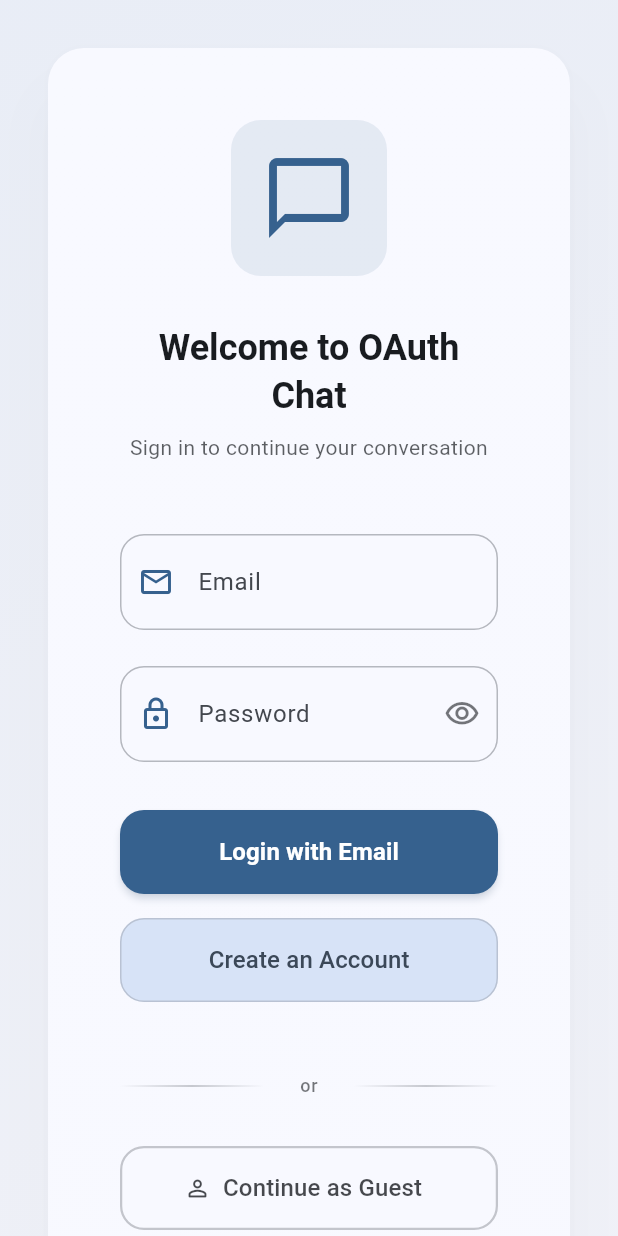
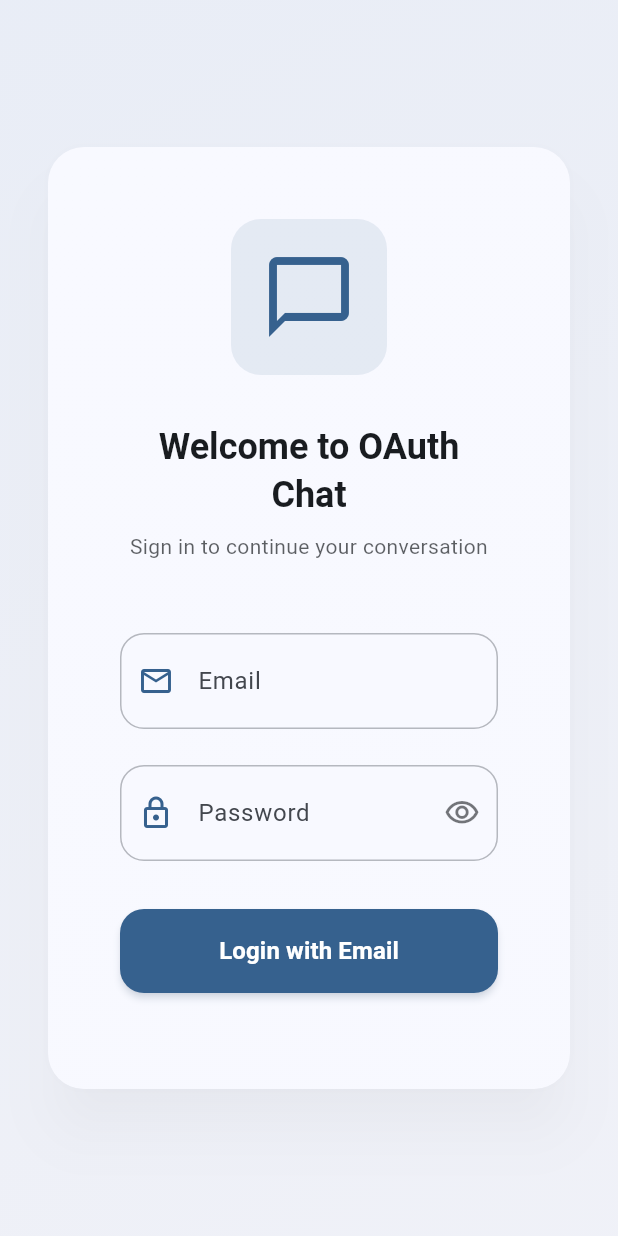
Before and after one commit to Iyass86/syai-staging, a Flutter app: the screen it shows after launch, on a phone screen of 412 x 824 dp. Run offline on Flutter 3.47's test engine with Material 3 defaults, Android fonts, the phone set to English and light mode, and no system bars; our stand-ins replace data_table_2, dio, fl_chart, flutter_dotenv, get, get_storage and 3 more; missing offline and left inert: excel, flutter_web_auth_2, positioned_scroll_observer, universal_html; accounts and stored records are empty; statements that could not run were skipped.

```diff
--- a/lib/app/controllers/snap_controllers/snap_auth_controller.dart
+++ b/lib/app/controllers/snap_controllers/snap_auth_controller.dart
@@ -13,10 +13,10 @@ import 'package:flutter_oauth_chat/app/utils/constants.dart';
 class SnapAuthController extends GetxController {
   static SnapAuthController get to => Get.find();
 
-  static const String _defaultRedirectUri =
-      'https://syai-staging.onrender.com/snap_callback.html';
-  static const String _defaultClientId = 'a29cb8b0-bec3-4137-95cc-9a51707d764a';
-  static const String _defaultClientSecret = '5762ac2e4a3637b968fd';
+  // static const String _defaultRedirectUri =
+  //     'https://syai-staging.onrender.com/snap_callback.html';
+  // static const String _defaultClientId = 'a29cb8b0-bec3-4137-95cc-9a51707d764a';
+  // static const String _defaultClientSecret = '5762ac2e4a3637b968fd';
   static const String _defaultGrantType = 'authorization_code';
 
   final TextEditingController clientIdController = TextEditingController();
@@ -52,9 +52,9 @@ class SnapAuthController extends GetxController {
   }
 
   void _initializeFormWithDefaults() {
-    redirectUriController.text = _defaultRedirectUri;
-    clientIdController.text = _defaultClientId;
-    clientSecretController.text = _defaultClientSecret;
+    // redirectUriController.text = _defaultRedirectUri;
+    // clientIdController.text = _defaultClientId;
+    // clientSecretController.text = _defaultClientSecret;
   }
 
   void _loadStoredAdsManager() {
--- a/lib/app/ui/pages/login_page.dart
+++ b/lib/app/ui/pages/login_page.dart
@@ -246,158 +246,158 @@ class LoginPage extends GetView<LoginController> {
             );
           }),
           const SizedBox(height: 16),
-          // Secondary Create Account Button
-          Container(
-            width: double.infinity,
-            height: 56,
-            child: ElevatedButton(
-              onPressed: () => Get.toNamed(AppRoutes.register),
-              style: ElevatedButton.styleFrom(
-                backgroundColor: colorScheme.secondaryContainer,
-                foregroundColor: colorScheme.onSecondaryContainer,
-                elevation: 0,
-                shape: RoundedRectangleBorder(
-                  borderRadius: BorderRadius.circular(16),
-                  side: BorderSide(
-                    color: colorScheme.outline.withOpacity(0.3),
-                    width: 1,
-                  ),
-                ),
-              ),
-              child: Text(
-                'create_account'.tr,
-                style: const TextStyle(
-                  fontSize: 16,
-                  fontWeight: FontWeight.w500,
-                ),
-              ),
-            ),
-          ),
-          const SizedBox(height: 40),
-          // Elegant Divider
-          Container(
-            margin: const EdgeInsets.symmetric(vertical: 8),
-            child: Row(
-              children: [
-                Expanded(
-                  child: Container(
-                    height: 1,
-                    decoration: BoxDecoration(
-                      gradient: LinearGradient(
-                        colors: [
-                          colorScheme.outline.withOpacity(0.0),
-                          colorScheme.outline.withOpacity(0.5),
-                          colorScheme.outline.withOpacity(0.0),
-                        ],
-                      ),
-                    ),
-                  ),
-                ),
-                Padding(
-                  padding: const EdgeInsets.symmetric(horizontal: 24),
-                  child: Text(
-                    'or'.tr,
-                    style: Theme.of(context).textTheme.bodySmall?.copyWith(
-                          color: colorScheme.onSurface.withOpacity(0.6),
-                          fontWeight: FontWeight.w500,
-                          letterSpacing: 0.5,
-                        ),
-                  ),
-                ),
-                Expanded(
-                  child: Container(
-                    height: 1,
-                    decoration: BoxDecoration(
-                      gradient: LinearGradient(
-                        colors: [
-                          colorScheme.outline.withOpacity(0.0),
-                          colorScheme.outline.withOpacity(0.5),
-                          colorScheme.outline.withOpacity(0.0),
-                        ],
-                      ),
-                    ),
-                  ),
-                ),
-              ],
-            ),
-          ),
-          const SizedBox(height: 24),
-          // Guest Login Button
-          Obx(() {
-            final authController = Get.find<AuthController>();
-            return Container(
-              width: double.infinity,
-              height: 56,
-              child: OutlinedButton.icon(
-                onPressed: authController.isLoading.value
-                    ? null
-                    : controller.loginAsGuest,
-                icon: authController.isLoading.value
-                    ? SizedBox(
-                        height: 20,
-                        width: 20,
-                        child: CircularProgressIndicator(
-                          strokeWidth: 2,
-                          color: colorScheme.onSurface.withOpacity(0.6),
-                        ),
-                      )
-                    : Icon(
-                        Icons.person_outline_rounded,
-                        color: colorScheme.onSurface.withOpacity(0.8),
-                      ),
-                label: Text(
-                  'continue_as_guest'.tr,
-                  style: TextStyle(
-                    fontSize: 16,
-                    fontWeight: FontWeight.w500,
-                    color: colorScheme.onSurface.withOpacity(0.8),
-                  ),
-                ),
-                style: OutlinedButton.styleFrom(
-                  side: BorderSide(
-                    color: colorScheme.outline.withOpacity(0.4),
-                    width: 1.5,
-                  ),
-                  shape: RoundedRectangleBorder(
-                    borderRadius: BorderRadius.circular(16),
-                  ),
-                  backgroundColor: colorScheme.surface.withOpacity(0.5),
-                ),
-              ),
-            );
-          }),
-          const SizedBox(height: 24),
-          // Guest Mode Notice
-          Container(
-            padding: const EdgeInsets.all(16),
-            decoration: BoxDecoration(
-              color: colorScheme.surfaceContainerHighest.withOpacity(0.3),
-              borderRadius: BorderRadius.circular(12),
-              border: Border.all(
-                color: colorScheme.outline.withOpacity(0.2),
-              ),
-            ),
-            child: Row(
-              children: [
-                Icon(
-                  Icons.info_outline_rounded,
-                  size: 20,
-                  color: colorScheme.onSurface.withOpacity(0.6),
-                ),
-                const SizedBox(width: 12),
-                Expanded(
-                  child: Text(
-                    'guest_mode_notice'.tr,
-                    style: Theme.of(context).textTheme.bodySmall?.copyWith(
-                          color: colorScheme.onSurface.withOpacity(0.7),
-                          fontSize: 12,
-                          height: 1.4,
-                        ),
-                  ),
-                ),
-              ],
-            ),
-          ),
+          // // Secondary Create Account Button
+          // Container(
+          //   width: double.infinity,
+          //   height: 56,
+          //   child: ElevatedButton(
+          //     onPressed: () => Get.toNamed(AppRoutes.register),
+          //     style: ElevatedButton.styleFrom(
+          //       backgroundColor: colorScheme.secondaryContainer,
+          //       foregroundColor: colorScheme.onSecondaryContainer,
+          //       elevation: 0,
+          //       shape: RoundedRectangleBorder(
+          //         borderRadius: BorderRadius.circular(16),
+          //         side: BorderSide(
+          //           color: colorScheme.outline.withOpacity(0.3),
+          //           width: 1,
+          //         ),
+          //       ),
+          //     ),
+          //     child: Text(
+          //       'create_account'.tr,
+          //       style: const TextStyle(
+          //         fontSize: 16,
+          //         fontWeight: FontWeight.w500,
+          //       ),
+          //     ),
+          //   ),
+          // ),
+          // const SizedBox(height: 40),
+          // // Elegant Divider
+          // Container(
+          //   margin: const EdgeInsets.symmetric(vertical: 8),
+          //   child: Row(
+          //     children: [
+          //       Expanded(
+          //         child: Container(
+          //           height: 1,
+          //           decoration: BoxDecoration(
+          //             gradient: LinearGradient(
+          //               colors: [
+          //                 colorScheme.outline.withOpacity(0.0),
+          //                 colorScheme.outline.withOpacity(0.5),
+          //                 colorScheme.outline.withOpacity(0.0),
+          //               ],
+          //             ),
+          //           ),
+          //         ),
+          //       ),
+          //       Padding(
+          //         padding: const EdgeInsets.symmetric(horizontal: 24),
+          //         child: Text(
+          //           'or'.tr,
+          //           style: Theme.of(context).textTheme.bodySmall?.copyWith(
+          //                 color: colorScheme.onSurface.withOpacity(0.6),
+          //                 fontWeight: FontWeight.w500,
+          //                 letterSpacing: 0.5,
+          //               ),
+          //         ),
+          //       ),
+          //       Expanded(
+          //         child: Container(
+          //           height: 1,
+          //           decoration: BoxDecoration(
+          //             gradient: LinearGradient(
+          //               colors: [
+          //                 colorScheme.outline.withOpacity(0.0),
+          //                 colorScheme.outline.withOpacity(0.5),
+          //                 colorScheme.outline.withOpacity(0.0),
+          //               ],
+          //             ),
+          //           ),
+          //         ),
+          //       ),
+          //     ],
+          //   ),
+          // ),
+          // const SizedBox(height: 24),
+          // // Guest Login Button
+          // Obx(() {
+          //   final authController = Get.find<AuthController>();
+          //   return Container(
+          //     width: double.infinity,
+          //     height: 56,
+          //     child: OutlinedButton.icon(
+          //       onPressed: authController.isLoading.value
+          //           ? null
+          //           : controller.loginAsGuest,
+          //       icon: authController.isLoading.value
+          //           ? SizedBox(
+          //               height: 20,
+          //               width: 20,
+          //               child: CircularProgressIndicator(
+          //                 strokeWidth: 2,
+          //                 color: colorScheme.onSurface.withOpacity(0.6),
+          //               ),
+          //             )
+          //           : Icon(
+          //               Icons.person_outline_rounded,
+          //               color: colorScheme.onSurface.withOpacity(0.8),
+          //             ),
+          //       label: Text(
+          //         'continue_as_guest'.tr,
+          //         style: TextStyle(
+          //           fontSize: 16,
+          //           fontWeight: FontWeight.w500,
+          //           color: colorScheme.onSurface.withOpacity(0.8),
+          //         ),
+          //       ),
+          //       style: OutlinedButton.styleFrom(
+          //         side: BorderSide(
+          //           color: colorScheme.outline.withOpacity(0.4),
+          //           width: 1.5,
+          //         ),
+          //         shape: RoundedRectangleBorder(
+          //           borderRadius: BorderRadius.circular(16),
+          //         ),
+          //         backgroundColor: colorScheme.surface.withOpacity(0.5),
+          //       ),
+          //     ),
+          //   );
+          // }),
+          // const SizedBox(height: 24),
+          // // Guest Mode Notice
+          // Container(
+          //   padding: const EdgeInsets.all(16),
+          //   decoration: BoxDecoration(
+          //     color: colorScheme.surfaceContainerHighest.withOpacity(0.3),
+          //     borderRadius: BorderRadius.circular(12),
+          //     border: Border.all(
+          //       color: colorScheme.outline.withOpacity(0.2),
+          //     ),
+          //   ),
+          //   child: Row(
+          //     children: [
+          //       Icon(
+          //         Icons.info_outline_rounded,
+          //         size: 20,
+          //         color: colorScheme.onSurface.withOpacity(0.6),
+          //       ),
+          //       const SizedBox(width: 12),
+          //       Expanded(
+          //         child: Text(
+          //           'guest_mode_notice'.tr,
+          //           style: Theme.of(context).textTheme.bodySmall?.copyWith(
+          //                 color: colorScheme.onSurface.withOpacity(0.7),
+          //                 fontSize: 12,
+          //                 height: 1.4,
+          //               ),
+          //         ),
+          //       ),
+          //     ],
+          //   ),
+          // ),
         ],
       ),
     );
```
Also changed, not shown: 11 other files.
